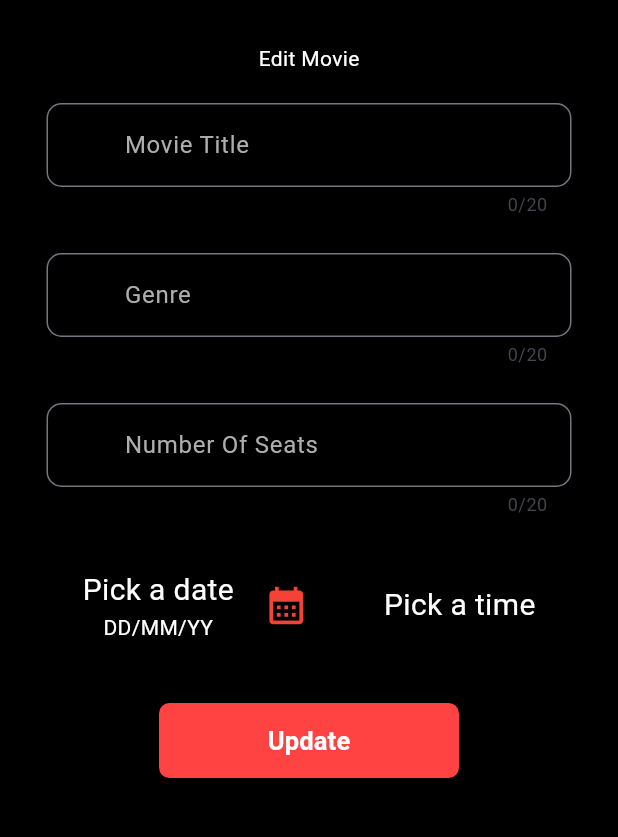
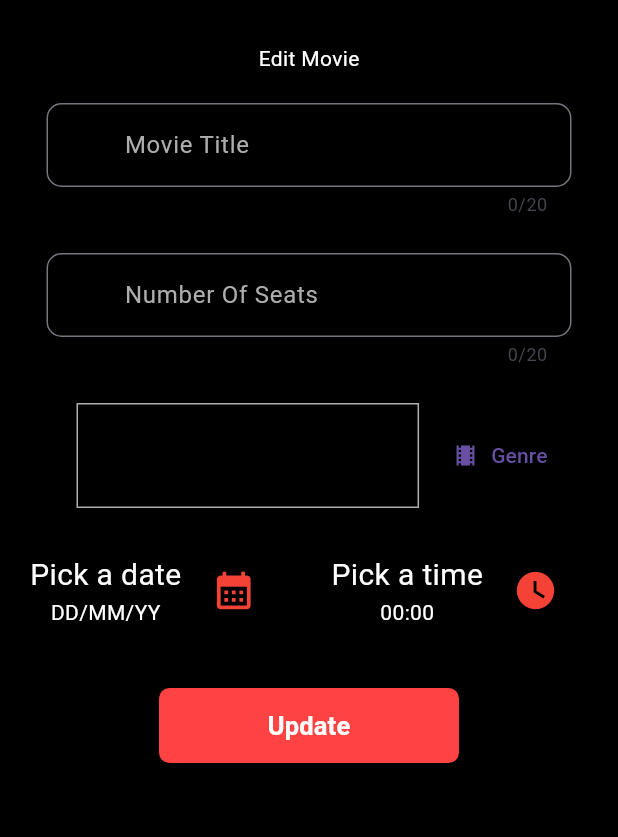
Before and after one commit to da-wit/flutter-2024-CinemaMate, a Flutter app: the EditMovie screen opened directly, on a phone screen of 412 x 824 dp, the part 71-908 px from its top. Run offline on Flutter 3.47's test engine with Material 3 defaults, Android fonts, the phone set to English and light mode, and no system bars; our stand-ins replace carousel_slider, google_fonts, numberpicker, transparent_image.

Commit message:
edited edit movie

```diff
--- a/cinema_mate/lib/presentation/screens/cinema/editMovie.dart
+++ b/cinema_mate/lib/presentation/screens/cinema/editMovie.dart
@@ -1,11 +1,16 @@
+import 'package:cinema_mate/presentation/widgets/genre_picker.dart';
 import 'package:flutter/cupertino.dart';
 import 'package:flutter/material.dart';
+import 'package:flutter/services.dart';
+import 'package:flutter/widgets.dart';
 import 'package:google_fonts/google_fonts.dart';
 import 'package:cinema_mate/presentation/widgets/app_color.dart';
 import 'package:cinema_mate/presentation/widgets/field.dart';
 import 'package:cinema_mate/presentation/widgets/buttons.dart';
+import 'package:cinema_mate/presentation/widgets/time_selector.dart';
 
 var newColor = AppColor();
+
 
 class EditMovie extends StatefulWidget {
   const EditMovie({super.key});
@@ -69,16 +74,6 @@ class _EditMovieState extends State<EditMovie> {
                     textColor: Colors.white,
                   ),
                   Field(
-                    title: 'Genre',
-                    ishash: false,
-                    keyboard: TextInputType.text,
-                    height: 100,
-                    width: 350,
-                    length: 20,
-                    numberOfLines: 1,
-                    textColor: Colors.white,
-                  ),
-                  Field(
                     title: 'Number Of Seats',
                     ishash: false,
                     keyboard: TextInputType.text,
@@ -88,6 +83,8 @@ class _EditMovieState extends State<EditMovie> {
                     numberOfLines: 1,
                     textColor: Colors.white,
                   ),
+                  Container(width: 350, height: 70, child: GenrePicker()),
+                  SizedBox(height: 20),
                   Row(
                     mainAxisAlignment: MainAxisAlignment.center,
                     children: [
@@ -118,8 +115,28 @@ class _EditMovieState extends State<EditMovie> {
                           Text('Pick a time',
                               style:
                                   TextStyle(color: Colors.white, fontSize: 20)),
+                          Text('00:00', style: TextStyle(color: newColor.white))
                         ],
-                      )
+                      ),
+                      Container(
+                        width: 70,
+                        height: 70,
+                        color: Colors.black,
+                        child: IconButton(
+                          icon: Icon(Icons.watch_later,
+                              size: 30, color: Colors.red),
+                          onPressed: () {
+                            showDialog(
+                                context: context,
+                                builder: (BuildContext context) {
+                                  return AlertDialog(
+                                    content:
+                                        ShowTimePicker(onTimeSelected: (c) {}),
+                                  );
+                                });
+                          },
+                        ),
+                      ),
                     ],
                   ),
                   SizedBox(
```
Also changed, not shown: cinema_mate/lib/presentation/widgets/time_selector.dart (+9 -7 lines).
